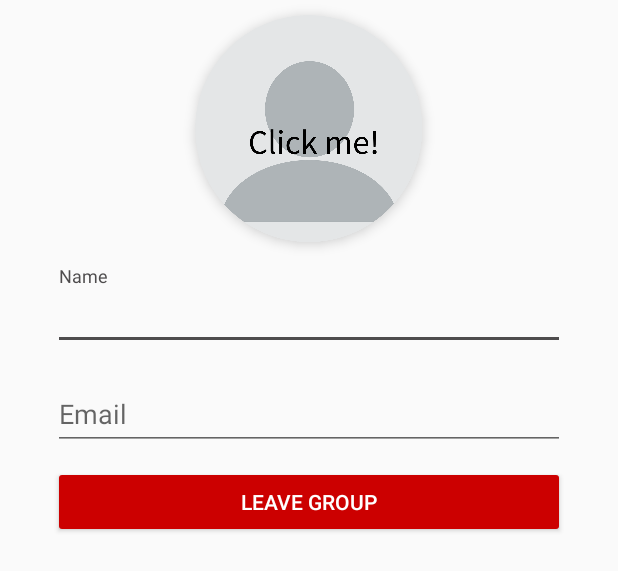
After one commit to WGPlaner/wg_planer, an Android app: the layout section_profile_settings.xml on its own in the app's theme, with its tools: preview values and no code run, on a phone screen of 412 x 824 dp. The commit adds this screen. Shown: the top 571 px of the screen. Run offline under Robolectric (Android 15) with nearby library versions, the phone set to English and light mode, and no system bars.

Commit message:
[Profile] Add basic layout

```diff
--- /dev/null
+++ b/app/src/main/res/layout/section_profile_settings.xml
@@ -0,0 +1,67 @@
+<?xml version="1.0" encoding="utf-8"?>
+<LinearLayout xmlns:android="http://schemas.android.com/apk/res/android"
+    xmlns:app="http://schemas.android.com/apk/res-auto"
+    xmlns:tools="http://schemas.android.com/tools"
+    android:layout_width="match_parent"
+    android:layout_height="match_parent"
+    android:layout_marginLeft="30dp"
+    android:layout_marginRight="30dp"
+    android:orientation="vertical">
+
+    <ScrollView
+        android:layout_width="match_parent"
+        android:layout_height="match_parent"
+        android:layout_weight="1">
+
+        <LinearLayout
+            android:layout_width="match_parent"
+            android:layout_height="wrap_content"
+            android:orientation="vertical" >
+
+            <de.ameyering.wgplaner.wgplaner.customview.CircularImageView
+                android:id="@+id/registration_profile_picture"
+                android:layout_width="match_parent"
+                android:layout_height="152dp"
+                android:layout_margin="10dp"
+                android:layout_weight="0.7"
+                android:elevation="5dp"
+                app:srcCompat="@drawable/profile_picture_dummy" />
+
+            <android.support.design.widget.TextInputLayout
+                android:layout_width="match_parent"
+                android:layout_height="match_parent"
+                android:layout_margin="5dp"
+                android:layout_weight="0.7">
+
+                <android.support.design.widget.TextInputEditText
+                    android:layout_width="match_parent"
+                    android:layout_height="wrap_content"
+                    android:hint="@string/name" />
+            </android.support.design.widget.TextInputLayout>
+
+            <android.support.design.widget.TextInputLayout
+                android:layout_width="match_parent"
+                android:layout_height="match_parent"
+                android:layout_margin="5dp"
+                android:layout_weight="0.7">
+
+                <android.support.design.widget.TextInputEditText
+                    android:layout_width="match_parent"
+                    android:layout_height="wrap_content"
+                    android:hint="@string/prompt_email" />
+            </android.support.design.widget.TextInputLayout>
+
+            <Button
+                android:id="@+id/bt_delete_group_profile_settings"
+                android:layout_width="match_parent"
+                android:layout_height="wrap_content"
+                android:layout_margin="5dp"
+                android:layout_weight="1"
+                android:backgroundTint="@android:color/holo_red_dark"
+                android:text="@string/bt_delete_group"
+                android:textColor="@android:color/white" />
+
+        </LinearLayout>
+    </ScrollView>
+
+</LinearLayout>
--- a/app/src/main/res/values/strings.xml
+++ b/app/src/main/res/values/strings.xml
@@ -77,5 +77,10 @@
 
     <string name="section_title_set_up_group">Group SetUp</string>
     <string name="section_title_shopping_list">Shopping List</string>
+    <string name="header_profile_settings">Your Profile</string>
+    <string name="bt_delete_group">Leave Group</string>
+    <string name="bsp_emailadress">nina.wieland1812@t-online.de</string>
+    <string name="name">Name</string>
+    <string name="bsp_name">Nina</string>
 
 </resources>
```
